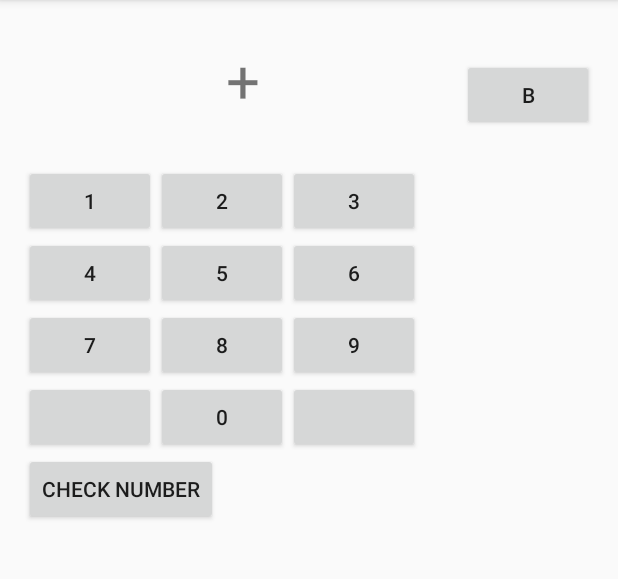
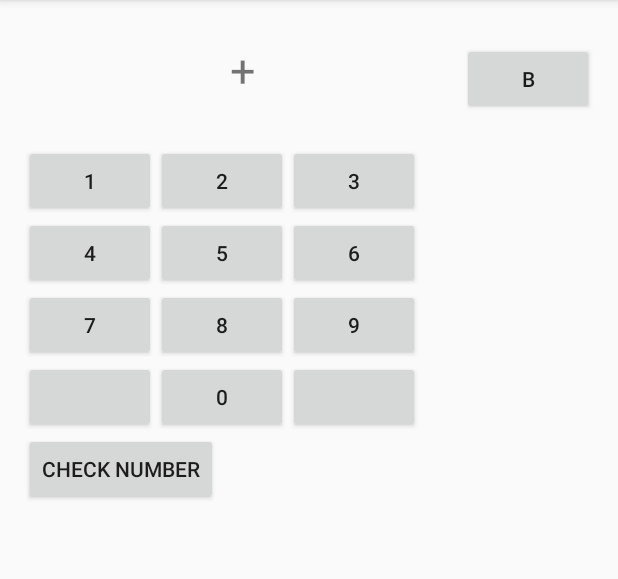
Before and after one commit to KB50-G1/w2.dialerApp, an Android app: the DialerActivity screen opened directly, with no data from a screen before it, on a phone screen of 412 x 824 dp, the part 84-663 px from its top. Run offline under Robolectric (Android 15) with nearby library versions, the light colour scheme and no system bars.

```diff
--- a/app/src/main/res/layout/activity_dialer.xml
+++ b/app/src/main/res/layout/activity_dialer.xml
@@ -23,7 +23,7 @@
             android:maxLines="1"
             android:padding="10dp"
             android:text="+"
-            android:textSize="40sp"
+            android:textSize="30sp"
             />
 
         <Button
```
